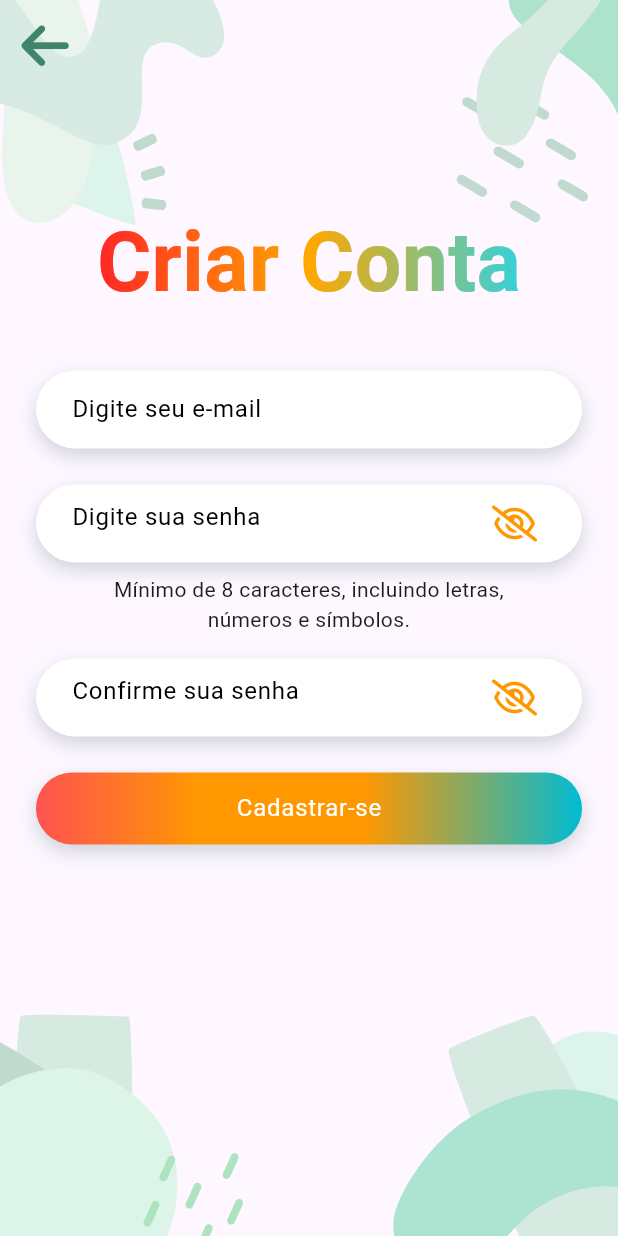
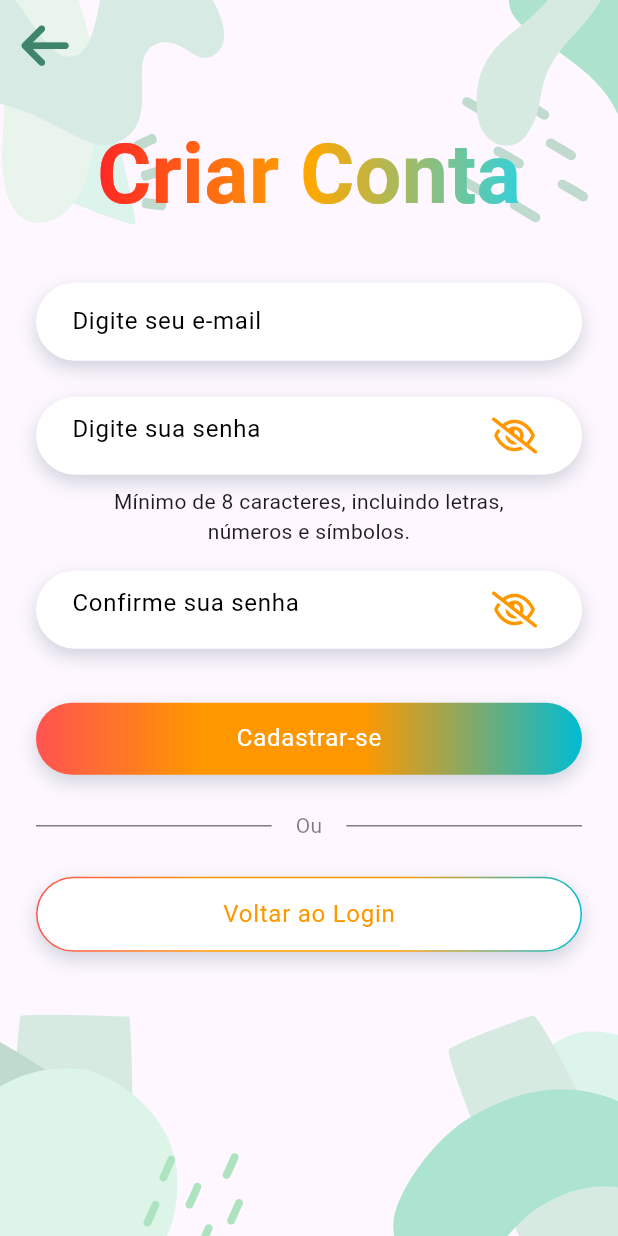
Before and after one commit to flipeip/ze_draw, a Flutter app: the screen it shows after launch, after a tap on "Entrar", after a tap on "Cadastre-se", on a phone screen of 412 x 824 dp. Run offline on Flutter 3.47's test engine with Material 2 defaults, Android fonts, the light colour scheme and no system bars; drawn by our look-alikes of simple_gradient_text; our stand-ins replace badges, dotted_border, file_picker, flutter_svg, font_awesome_flutter, gradient_borders and 1 more; accounts and stored records are empty; network calls fail.

```diff
--- a/lib/telas/cadastro/cadastro_tela.dart
+++ b/lib/telas/cadastro/cadastro_tela.dart
@@ -46,14 +46,14 @@ class CadastroTela extends StatelessWidget {
               height: alturaImagens,
             ),
           ),
-          SingleChildScrollView(
+          Center(
+            child: SingleChildScrollView(
               child: Padding(
                 padding: const EdgeInsets.all(24),
                 child: Column(
                   mainAxisSize: MainAxisSize.min,
                   crossAxisAlignment: CrossAxisAlignment.center,
                   children: [
-                  const SizedBox(height: 112),
                     GradientText(
                       'Criar Conta',
                       colors: const [
@@ -94,12 +94,20 @@ class CadastroTela extends StatelessWidget {
                       erro: controlador.erroSenhaRepetir,
                       oculto: true,
                     ),
-                  const SizedBox(height: 24),
+                    const SizedBox(height: 36),
                     BotaoPadrao(
                       texto: 'Cadastrar-se',
                       aoClicar: () => controlador.criarConta(context),
                     ),
+                    const _Divisor(),
+                    BotaoPadrao(
+                      texto: 'Voltar ao Login',
+                      buttonType: 'lightButton',
+                      aoClicar: () => Navigator.of(context).pop(context),
+                    ),
+                    const SizedBox(height: 112),
                   ],
+                ),
               ),
             ),
           ),
--- a/lib/telas/login/login_controlador.dart
+++ b/lib/telas/login/login_controlador.dart
@@ -7,8 +7,6 @@ import '../../api/autenticacao.dart';
 import '../../utilidades/validacoes/email.dart';
 import '../rotas.dart';
 import 'login_tela.dart';
-
-import '../rotas.dart';
 
 class LoginControlador extends StatefulWidget {
   final TextEditingController email = TextEditingController();
@@ -30,7 +28,7 @@ class LoginControlador extends StatefulWidget {
     try {
       await Autenticacao.logar(email.text, senha.text);
       // TODO: Ir para tela de feed.
-      Navigator.of(context).pushNamed(Rotas.feed);
+      Navigator.of(context).pushNamed(Rotas.telaIncial);
     } on AuthException catch (_) {
       erroSenha.value = 'Login inválido. Verifique o e-mail e a senha.';
     } catch (e) {
--- a/lib/telas/login/login_tela.dart
+++ b/lib/telas/login/login_tela.dart
@@ -50,14 +50,14 @@ class LoginTela extends StatelessWidget {
               height: alturaImagens,
             ),
           ),
-          SingleChildScrollView(
+          Center(
+            child: SingleChildScrollView(
               child: Padding(
                 padding: const EdgeInsets.all(24),
                 child: Column(
                   mainAxisSize: MainAxisSize.min,
                   crossAxisAlignment: CrossAxisAlignment.stretch,
                   children: [
-                  const SizedBox(height: 66),
                     Padding(
                       padding: const EdgeInsets.fromLTRB(16, 0, 16, 64),
                       child: SvgPicture.asset('assets/images/logo.svg'),
@@ -86,7 +86,9 @@ class LoginTela extends StatelessWidget {
                       aoClicar: () => controlador.telaCadastro(context),
                       buttonType: 'lightButton',
                     ),
+
                   ],
+                ),
               ),
             ),
           ),
--- a/lib/telas/perfil/perfil_novo.dart
+++ b/lib/telas/perfil/perfil_novo.dart
@@ -168,7 +168,8 @@ class _NovoPerfilTela extends State<NovoPerfilTela>{
                       ),
                     ),
                   ),
-                )],
+                ),
+                ],
               ),
             ),
           ],
--- a/lib/telas/perfil/perfil_novo_controlador.dart
+++ b/lib/telas/perfil/perfil_novo_controlador.dart
@@ -16,7 +16,7 @@ class NovoPerfilControlador extends StatefulWidget {
 
   void createData(BuildContext context) async {
     try {
-      Navigator.of(context).pushNamed(Rotas.feed);
+      Navigator.of(context).pushNamed(Rotas.telaIncial);
       // TODO: Ir para tela de feed.
     } catch (e) {
       log(e.toString());
--- a/lib/telas/post/novo_post.dart
+++ b/lib/telas/post/novo_post.dart
@@ -8,6 +8,7 @@ import 'package:font_awesome_flutter/font_awesome_flutter.dart';
 import 'package:path/path.dart' as path;
 import 'package:badges/badges.dart' as badges;
 import 'package:uuid/uuid.dart';
+import 'package:ze_draw/telas/tela_inicial.dart';
 
 import '../feed/feed_inicial.dart';
 
@@ -229,7 +230,7 @@ class _NovoPostTela extends State<NovoPostTela>{
 
     Navigator.pushReplacement(
       context,
-      MaterialPageRoute(builder: (context) => FeedTela()),
+      MaterialPageRoute(builder: (context) => TelaInicial()),
     );
 
   }
--- a/lib/telas/post/novo_post_controlador.dart
+++ b/lib/telas/post/novo_post_controlador.dart
@@ -14,7 +14,7 @@ class NovoPostControlador extends StatefulWidget {
 
   void createData(BuildContext context) async {
     try {
-      Navigator.of(context).pushNamed(Rotas.feed);
+      Navigator.of(context).pushNamed(Rotas.telaIncial);
       // TODO: Ir para tela de feed.
     } catch (e) {
       log(e.toString());
--- a/lib/telas/rotas.dart
+++ b/lib/telas/rotas.dart
@@ -1,6 +1,7 @@
 import 'package:flutter/material.dart';
 
 import 'package:ze_draw/telas/perfil/perfil_novo.dart';
+import 'package:ze_draw/telas/tela_inicial.dart';
 
 import 'cadastro/cadastro_controlador.dart';
 import 'feed/feed_inicial.dart';
@@ -11,6 +12,7 @@ import 'post/novo_post.dart';
 class Rotas {
   static const login = '/login';
   static const cadastro = '/cadastro';
+  static const telaIncial = '/tela_incial';
   static const feed = '/feed';
   static const novoPost = '/novo_post';
   static const novoPerfil = '/novo_perfil';
@@ -19,9 +21,10 @@ class Rotas {
     return {
       login: (_) => LoginControlador(),
       feed: (_) => const FeedTela(),
+      telaIncial: (_) => const TelaInicial(),
       cadastro: (_) => CadastroControlador(),
       novoPost: (_) => const NovoPostTela(),
-      novoPerfil: (_) => NovoPerfilTela(),
+      novoPerfil: (_) => const NovoPerfilTela(),
     };
   }
 }
```
Also changed, not shown: lib/telas/feed/feed_inicial.dart (+11 -57 lines), lib/telas/tela_inicial.dart (added, +127 -0 lines). Lines whose indentation alone changed are shown as unchanged.
